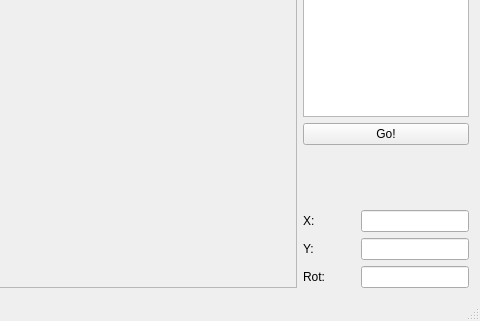
First picture: the form in mainwindow.ui, repository andrejdurina/RMR, before the edit; both pictures show x 314 to 794 and y 299 to 620 of the 794 by 620 pixel window.
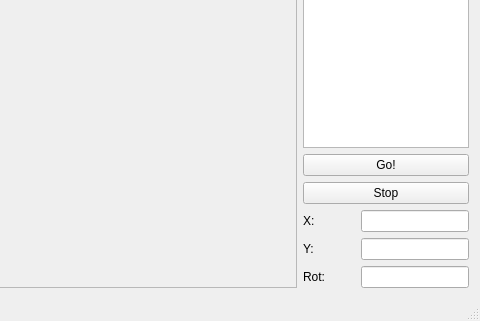
Second picture: the form after the edit.

Patch:
```diff
--- a/mainwindow.ui
+++ b/mainwindow.ui
@@ -242,17 +242,11 @@
        </widget>
       </item>
       <item>
-       <spacer name="verticalSpacer">
-        <property name="orientation">
-         <enum>Qt::Vertical</enum>
+       <widget class="QPushButton" name="pushButton_13">
+        <property name="text">
+         <string>Stop</string>
         </property>
-        <property name="sizeHint" stdset="0">
-         <size>
-          <width>20</width>
-          <height>40</height>
-         </size>
-        </property>
-       </spacer>
+       </widget>
       </item>
       <item>
        <layout class="QGridLayout" name="gridLayout_3">
```
